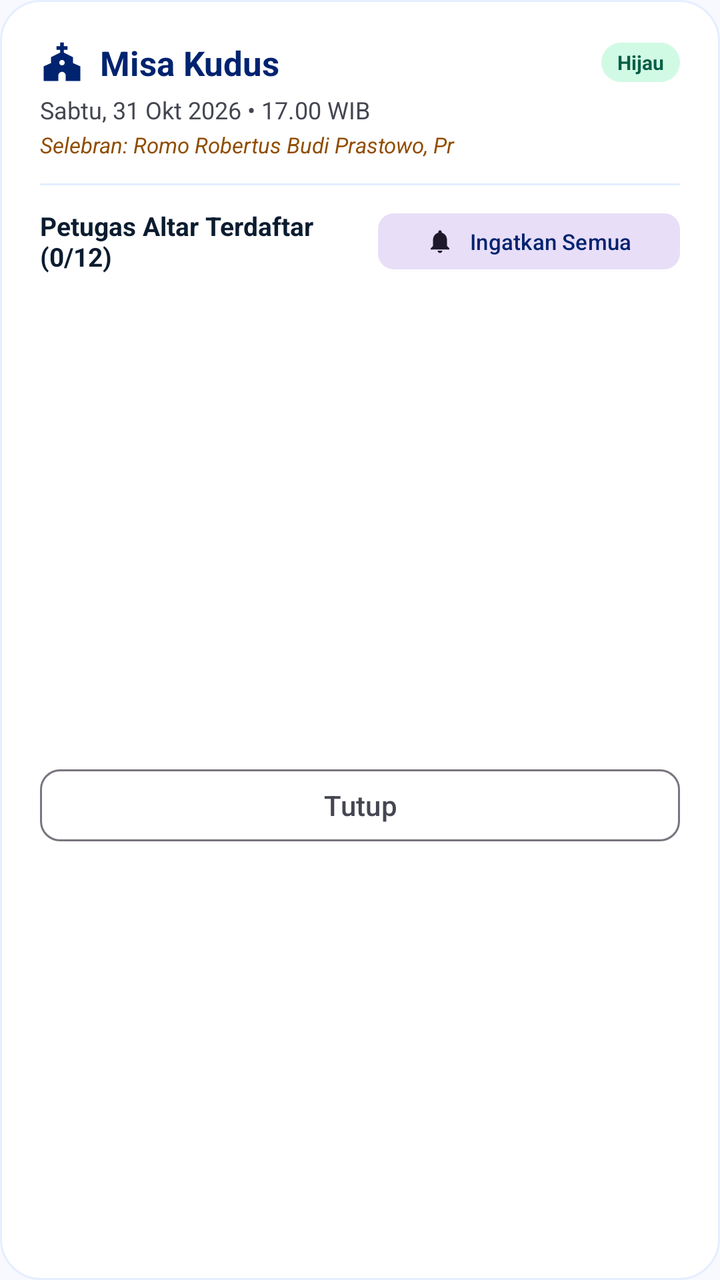
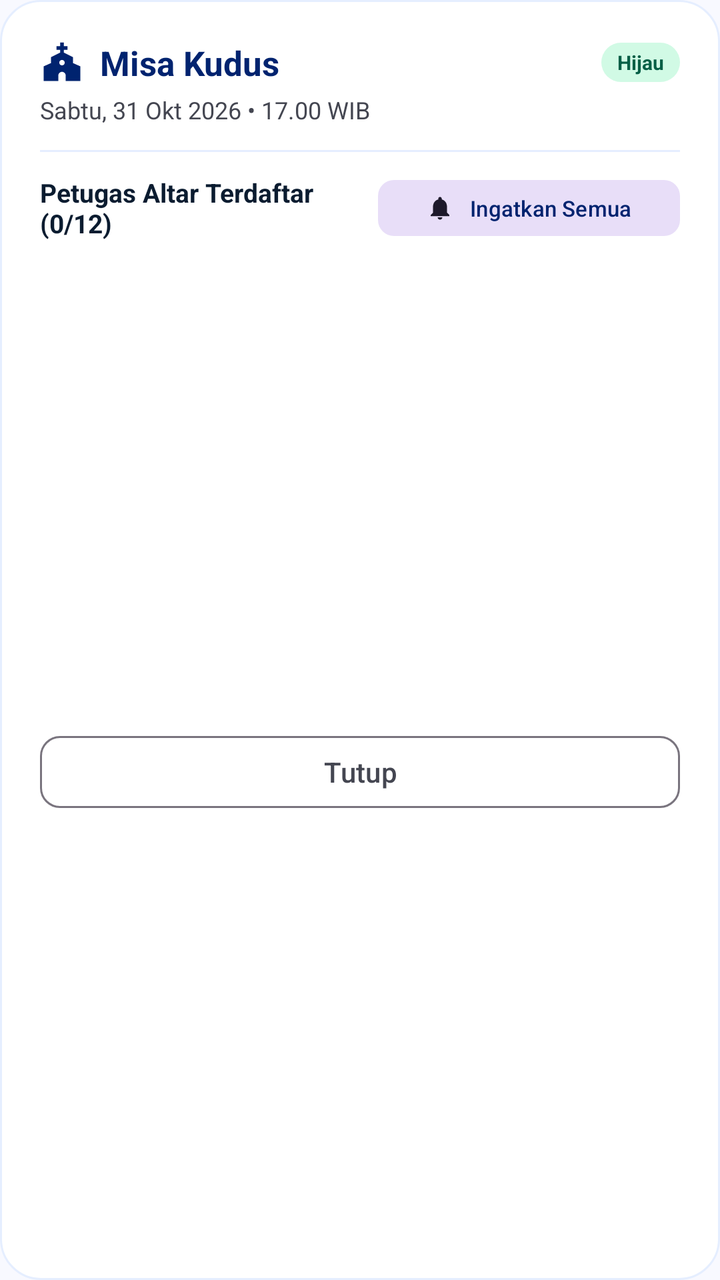

The first picture is an Android layout as it rendered before a commit; the second is the same layout after the commit. The layout source and the unified diff follow.
<!-- AndroidManifest.xml: application theme Theme.SiDinarRegina -->
<!-- res/layout/dialog_schedule_roster.xml -->
<?xml version="1.0" encoding="utf-8"?>
<LinearLayout xmlns:android="http://schemas.android.com/apk/res/android"
    xmlns:app="http://schemas.android.com/apk/res-auto"
    android:layout_width="match_parent"
    android:layout_height="wrap_content"
    android:orientation="vertical"
    android:padding="20dp"
    android:background="@drawable/bg_card_lowest">

    
    <LinearLayout
        android:layout_width="match_parent"
        android:layout_height="wrap_content"
        android:gravity="center_vertical"
        android:orientation="horizontal">

        <ImageView
            android:layout_width="22dp"
            android:layout_height="22dp"
            android:src="@drawable/ic_church"
            app:tint="@color/primary" />

        <TextView
            android:id="@+id/tvRosterJudulMisa"
            android:layout_width="0dp"
            android:layout_height="wrap_content"
            android:layout_marginStart="8dp"
            android:layout_weight="1"
            android:text="Misa Kudus"
            android:textColor="@color/primary"
            android:textSize="17sp"
            android:textStyle="bold" />

        <TextView
            android:id="@+id/tvRosterWarnaBadge"
            android:layout_width="wrap_content"
            android:layout_height="wrap_content"
            android:background="@drawable/bg_badge_emerald"
            android:paddingHorizontal="8dp"
            android:paddingVertical="3dp"
            android:text="Hijau"
            android:textColor="@color/emerald_800"
            android:textSize="10sp"
            android:textStyle="bold" />
    </LinearLayout>

    <TextView
        android:id="@+id/tvRosterWaktu"
        android:layout_width="match_parent"
        android:layout_height="wrap_content"
        android:layout_marginTop="4dp"
        android:text="Sabtu, 31 Okt 2026 • 17.00 WIB"
        android:textColor="@color/on_surface_variant"
        android:textSize="12sp" />

    <TextView
        android:id="@+id/tvRosterSelebran"
        android:layout_width="match_parent"
        android:layout_height="wrap_content"
        android:layout_marginTop="2dp"
        android:text="Selebran: Romo Robertus Budi Prastowo, Pr"
        android:textColor="@color/secondary"
        android:textSize="11sp"
        android:textStyle="italic" />

    <View
        android:layout_width="match_parent"
        android:layout_height="1dp"
        android:layout_marginTop="12dp"
        android:layout_marginBottom="10dp"
        android:background="@color/surface_container" />

    
    <LinearLayout
        android:layout_width="match_parent"
        android:layout_height="wrap_content"
        android:gravity="center_vertical"
        android:orientation="horizontal">

        <TextView
            android:id="@+id/tvRosterCount"
            android:layout_width="0dp"
            android:layout_height="wrap_content"
            android:layout_weight="1"
            android:text="Petugas Altar Terdaftar (0/12)"
            android:textColor="@color/on_surface"
            android:textSize="13sp"
            android:textStyle="bold" />

        <com.google.android.material.button.MaterialButton
            android:id="@+id/btnRosterRemindAll"
            style="@style/Widget.Material3.Button.TonalButton"
            android:layout_width="wrap_content"
            android:layout_height="36dp"
            android:text="Ingatkan Semua"
            android:textSize="11sp"
            android:textColor="@color/primary"
            app:icon="@drawable/ic_bell"
            app:iconSize="14dp"
            app:cornerRadius="8dp" />
    </LinearLayout>

    
    <TextView
        android:id="@+id/tvRosterEmpty"
        android:layout_width="match_parent"
        android:layout_height="wrap_content"
        android:gravity="center"
        android:padding="20dp"
        android:text="Belum ada misdinar yang mendaftar tugas pada misa ini."
        android:textColor="@color/on_surface_variant"
        android:textSize="12sp"
        android:visibility="gone" />

    
    <androidx.recyclerview.widget.RecyclerView
        android:id="@+id/rvRosterMembers"
        android:layout_width="match_parent"
        android:layout_height="220dp"
        android:layout_marginTop="8dp" />

    
    <com.google.android.material.button.MaterialButton
        android:id="@+id/btnCloseRoster"
        style="@style/Widget.Material3.Button.OutlinedButton"
        android:layout_width="match_parent"
        android:layout_height="44dp"
        android:layout_marginTop="14dp"
        android:text="Tutup"
        android:textColor="@color/on_surface_variant"
        app:cornerRadius="10dp" />

</LinearLayout>
<!-- resources referenced by this layout -->
<resources>
  <color name="emerald_800">#065F46</color>
  <color name="on_surface">#0B1C30</color>
  <color name="on_surface_variant">#444651</color>
  <color name="primary">#00236F</color>
  <color name="secondary">#904D00</color>
  <color name="surface_container">#E5EEFF</color>
  <!-- drawable bg_badge_emerald (drawable) -->
  <?xml version="1.0" encoding="utf-8"?>
  <shape xmlns:android="http://schemas.android.com/apk/res/android"
      android:shape="rectangle">
      <solid android:color="@color/emerald_100" />
      <corners android:radius="999dp" />
  </shape>
  <!-- drawable bg_card_lowest (drawable) -->
  <?xml version="1.0" encoding="utf-8"?>
  <shape xmlns:android="http://schemas.android.com/apk/res/android"
      android:shape="rectangle">
      <solid android:color="@color/surface_container_lowest" />
      <stroke
          android:width="1dp"
          android:color="@color/surface_container" />
      <corners android:radius="20dp" />
  </shape>
  <!-- drawable ic_bell (drawable) -->
  <vector xmlns:android="http://schemas.android.com/apk/res/android"
      android:width="24dp"
      android:height="24dp"
      android:viewportWidth="24"
      android:viewportHeight="24">
      <path
          android:fillColor="@color/primary"
          android:pathData="M12,22c1.1,0 2,-0.9 2,-2h-4c0,1.1 0.9,2 2,2zM18,16v-5c0,-3.07 -1.63,-5.64 -4.5,-6.32V4c0,-0.83 -0.67,-1.5 -1.5,-1.5s-1.5,0.67 -1.5,1.5v0.68C7.64,5.36 6,7.92 6,11v5l-2,2v1h16v-1l-2,-2z"/>
  </vector>
  <!-- drawable ic_church (drawable) -->
  <vector xmlns:android="http://schemas.android.com/apk/res/android"
      android:width="24dp"
      android:height="24dp"
      android:viewportWidth="24"
      android:viewportHeight="24">
    <path
        android:fillColor="@android:color/white"
        android:pathData="M18,12.22V9l-5,-2.5V5h2V3h-2V1h-2v2H9v2h2v1.5L6,9v3.22L2,14v8h8v-3c0,-1.1 0.9,-2 2,-2s2,0.9 2,2v3h8v-8l-4,-1.78zM12,13.5c-0.83,0 -1.5,-0.67 -1.5,-1.5s0.67,-1.5 1.5,-1.5 1.5,0.67 1.5,1.5 -0.67,1.5 -1.5,1.5z"/>
  </vector>
  <style name="Theme.SiDinarRegina" parent="Theme.Material3.DayNight.NoActionBar">
          <item name="colorPrimary">@color/primary</item>
          <item name="colorSecondary">@color/secondary</item>
          <item name="android:statusBarColor">@color/primary</item>
          <item name="android:navigationBarColor">@color/background</item>
          <item name="android:windowBackground">@color/background</item>
      </style>
  <color name="emerald_100">#D1FAE5</color>
  <color name="surface_container_lowest">#FFFFFF</color>
  <color name="background">#F8F9FF</color>
</resources>

<!-- the commit's change to res/layout/dialog_schedule_roster.xml (unified diff, before → after) -->
@@ -58,7 +58,8 @@
         android:layout_width="match_parent"
         android:layout_height="wrap_content"
         android:layout_marginTop="2dp"
-        android:text="Selebran: Romo Robertus Budi Prastowo, Pr"
+        android:text=""
+        android:visibility="gone"
         android:textColor="@color/secondary"
         android:textSize="11sp"
         android:textStyle="italic" />
